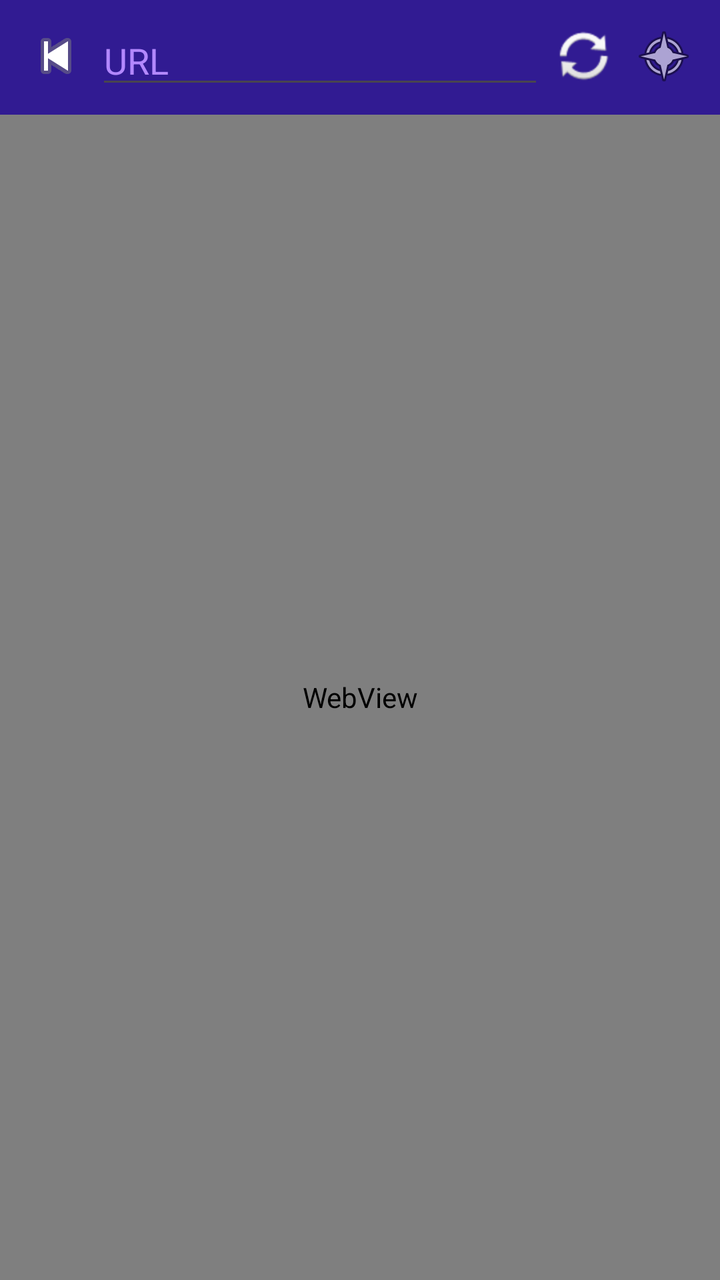
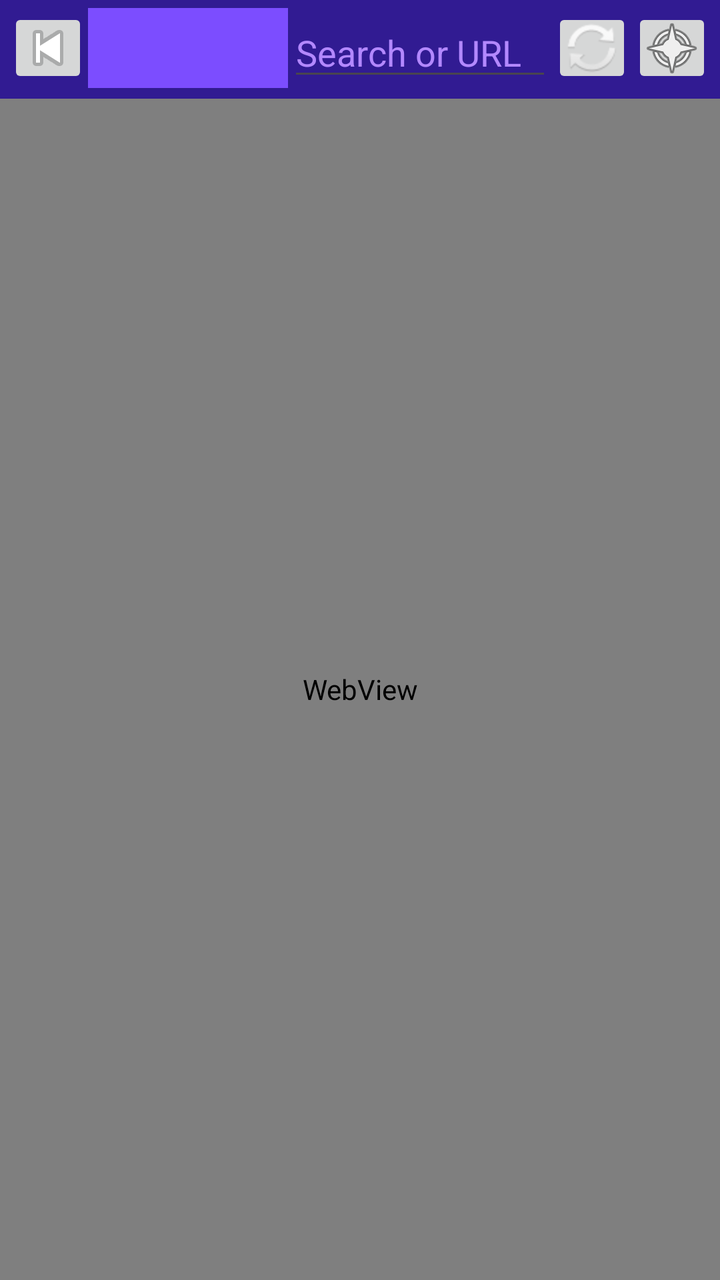

The first picture is an Android layout as it rendered before a commit; the second is the same layout after the commit. The layout source and the unified diff follow.
<!-- AndroidManifest.xml: application theme Theme.App -->
<!-- res/layout/fragment_browser.xml -->
<?xml version="1.0" encoding="utf-8"?>
<LinearLayout xmlns:android="http://schemas.android.com/apk/res/android"
    android:layout_width="match_parent"
    android:layout_height="match_parent"
    android:orientation="vertical">

    <LinearLayout
        android:layout_width="match_parent"
        android:layout_height="wrap_content"
        android:orientation="horizontal"
        android:padding="8dp"
        android:background="#311B92">

        <ImageButton android:id="@+id/btnBack"
            android:layout_width="40dp" android:layout_height="40dp"
            android:src="@android:drawable/ic_media_previous"
            android:background="?attr/selectableItemBackgroundBorderless" />

        <EditText android:id="@+id/urlInput"
            android:layout_width="0dp" android:layout_height="wrap_content"
            android:layout_weight="1"
            android:hint="URL"
            android:imeOptions="actionGo"
            android:inputType="textUri"
            android:maxLines="1"
            android:textColor="#FFFFFF"
            android:textColorHint="#B388FF" />

        <ImageButton android:id="@+id/btnRefresh"
            android:layout_width="40dp" android:layout_height="40dp"
            android:src="@android:drawable/ic_popup_sync"
            android:background="?attr/selectableItemBackgroundBorderless" />

        <ImageButton android:id="@+id/btnHome"
            android:layout_width="40dp" android:layout_height="40dp"
            android:src="@android:drawable/ic_menu_compass"
            android:background="?attr/selectableItemBackgroundBorderless" />
    </LinearLayout>

    <WebView android:id="@+id/webView"
        android:layout_width="match_parent"
        android:layout_height="match_parent" />
</LinearLayout>
<!-- resources referenced by this layout -->
<resources>
  <style name="Theme.App" parent="Theme.Material3.DayNight.NoActionBar">
          <item name="colorPrimary">#7C4DFF</item>
          <item name="colorPrimaryContainer">#B388FF</item>
          <item name="colorOnPrimary">#FFFFFF</item>
          <item name="colorSecondary">#B388FF</item>
          <item name="colorSecondaryContainer">#EDE7F6</item>
          <item name="colorOnSecondary">#311B92</item>
          <item name="colorSurface">#121212</item>
          <item name="colorOnSurface">#FFFFFF</item>
          <item name="colorSurfaceVariant">#1E1E2E</item>
      </style>
</resources>

<!-- the commit's change to res/layout/fragment_browser.xml (unified diff, before → after) -->
@@ -8,18 +8,22 @@
         android:layout_width="match_parent"
         android:layout_height="wrap_content"
         android:orientation="horizontal"
-        android:padding="8dp"
+        android:padding="4dp"
         android:background="#311B92">
 
         <ImageButton android:id="@+id/btnBack"
             android:layout_width="40dp" android:layout_height="40dp"
-            android:src="@android:drawable/ic_media_previous"
-            android:background="?attr/selectableItemBackgroundBorderless" />
+            android:src="@android:drawable/ic_media_previous" />
+
+        <Spinner android:id="@+id/spinnerSearch"
+            android:layout_width="100dp"
+            android:layout_height="40dp"
+            android:background="#7C4DFF" />
 
         <EditText android:id="@+id/urlInput"
             android:layout_width="0dp" android:layout_height="wrap_content"
             android:layout_weight="1"
-            android:hint="URL"
+            android:hint="Search or URL"
             android:imeOptions="actionGo"
             android:inputType="textUri"
             android:maxLines="1"
@@ -28,13 +32,11 @@
 
         <ImageButton android:id="@+id/btnRefresh"
             android:layout_width="40dp" android:layout_height="40dp"
-            android:src="@android:drawable/ic_popup_sync"
-            android:background="?attr/selectableItemBackgroundBorderless" />
+            android:src="@android:drawable/ic_popup_sync" />
 
         <ImageButton android:id="@+id/btnHome"
             android:layout_width="40dp" android:layout_height="40dp"
-            android:src="@android:drawable/ic_menu_compass"
-            android:background="?attr/selectableItemBackgroundBorderless" />
+            android:src="@android:drawable/ic_menu_compass" />
     </LinearLayout>
 
     <WebView android:id="@+id/webView"
